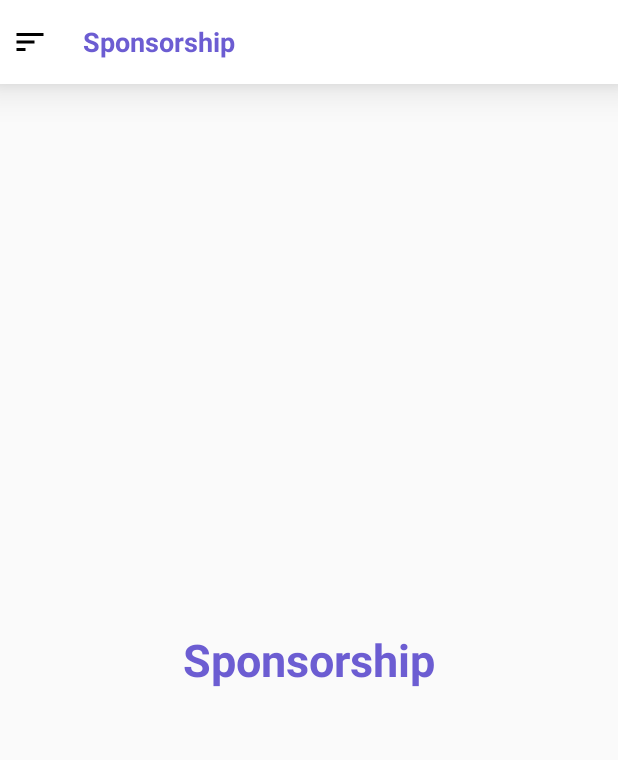
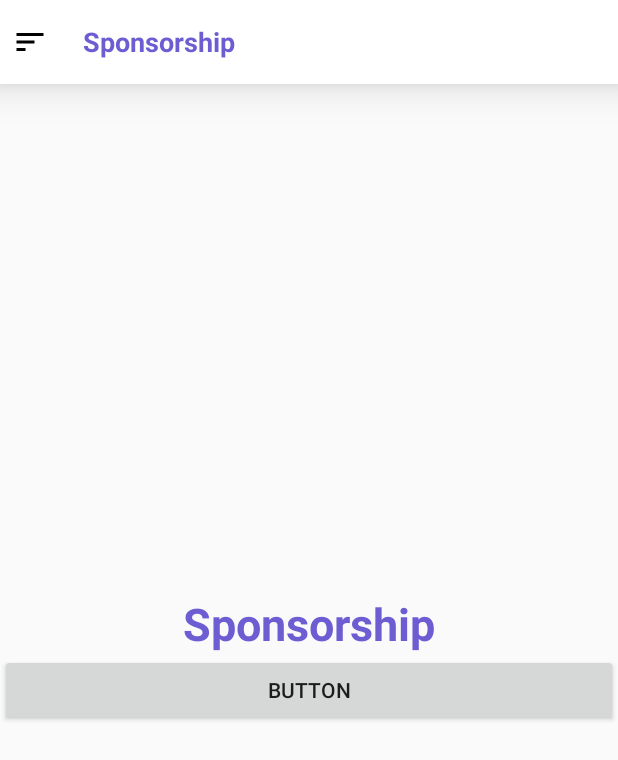
Before and after one commit to duytan177/Medicine_App, an Android app: the SponsorshipFragment screen opened directly, with no data from a screen before it, on a phone screen of 412 x 824 dp. Shown: the top 760 px of the screen. Run offline under Robolectric (Android 15) with nearby library versions, the phone set to English and light mode, and no system bars; our stand-ins replace navigation-ui.

Commit message:
fragment test

```diff
--- a/app/build.gradle
+++ b/app/build.gradle
@@ -55,4 +55,7 @@ dependencies {
 //    implementation "org.jetbrains.kotlin:kotlin-stdlib:$kotlin_version"
     implementation 'androidx.core:core-ktx:1.3.2'
 
+    implementation 'com.google.code.gson:gson:2.8.8'
+
+
 }
--- a/app/src/main/java/com/app/medicine/API/Api.kt
+++ b/app/src/main/java/com/app/medicine/API/Api.kt
@@ -1,17 +1,18 @@
 package com.app.medicine.API
 
 
-import com.app.medicine.Model.CityResponse
-import com.app.medicine.Model.RegisterRequest
+import com.app.medicine.Controller.CityResponse
+import com.app.medicine.Controller.RegisterRequest
 import com.app.medicine.Model.UserModel
-import com.app.medicine.Model.UserRequest
+import com.app.medicine.Controller.UserRequest
+import com.app.medicine.Model.SponsorshipModel
 import retrofit2.Call
+import retrofit2.Response
 import retrofit2.http.Body
 import retrofit2.http.GET
 import retrofit2.http.Headers
 
 import retrofit2.http.POST
-import java.util.Objects
 
 
 interface Api {
@@ -19,11 +20,13 @@ interface Api {
     @POST("/projectdemo/api/login")
     fun login(@Body userRequest: UserRequest) : Call<UserModel>
 
-
     @GET("projectdemo/register")
     fun getCities(): Call<MutableList<CityResponse>>
 
     @Headers("Content-type: application/json", "Connection: close", "Accept-Encoding: identity")
     @POST("/projectdemo/api/register")
     fun register(@Body registerRequest: RegisterRequest) : Call<UserModel>
+
+    @GET("projectdemo/api")
+    fun getSponsorship() : Call<MutableList<SponsorshipModel>>
 }
--- a/app/src/main/java/com/app/medicine/API/ServiceGenerator.kt
+++ b/app/src/main/java/com/app/medicine/API/ServiceGenerator.kt
@@ -12,14 +12,16 @@ import java.util.concurrent.TimeUnit
 object ServiceGenerator  {
     private val client = OkHttpClient.Builder().build()
 
-    private const val URL = "http://192.168.1.7:8080/"
+//    private const val URL = "http://192.168.1.7:8080/"
+
+    // Địa chỉ của Nam
+    private const val URL = "http://192.168.56.1:8080/"
     fun getInstance(): Retrofit {
         return Retrofit.Builder().baseUrl(URL)
             .addConverterFactory(GsonConverterFactory.create())
             .client(client)
             .build()
 
-
     }
 
 }
--- a/app/src/main/java/com/app/medicine/Auth/LoginActivity.kt
+++ b/app/src/main/java/com/app/medicine/Auth/LoginActivity.kt
@@ -12,7 +12,7 @@ import com.app.medicine.MainActivity
 import com.app.medicine.R
 import com.app.medicine.API.ServiceGenerator
 import com.app.medicine.Model.UserModel
-import com.app.medicine.Model.UserRequest
+import com.app.medicine.Controller.UserRequest
 import kotlinx.android.synthetic.main.activity_login.*
 import retrofit2.Call
 import retrofit2.Callback
--- a/app/src/main/java/com/app/medicine/Model/CityResponse.kt
+++ b/app/src/main/java/com/app/medicine/Controller/CityResponse.kt
@@ -1,4 +1,4 @@
-package com.app.medicine.Model
+package com.app.medicine.Controller
 
 import com.google.gson.annotations.Expose
 import com.google.gson.annotations.SerializedName
--- a/app/src/main/java/com/app/medicine/Model/RegisterRequest.kt
+++ b/app/src/main/java/com/app/medicine/Controller/RegisterRequest.kt
@@ -1,4 +1,4 @@
-package com.app.medicine.Model
+package com.app.medicine.Controller
 
 import com.google.gson.annotations.Expose
 import com.google.gson.annotations.SerializedName
--- a/app/src/main/java/com/app/medicine/Model/UserRequest.kt
+++ b/app/src/main/java/com/app/medicine/Controller/UserRequest.kt
@@ -1,4 +1,4 @@
-package com.app.medicine.Model
+package com.app.medicine.Controller
 
 import com.google.gson.annotations.Expose
 import com.google.gson.annotations.SerializedName
--- a/app/src/main/java/com/app/medicine/Model/UserModel.kt
+++ b/app/src/main/java/com/app/medicine/Model/UserModel.kt
@@ -7,6 +7,7 @@ class UserModel{
     @SerializedName("data")
     @Expose
     var data: User?= null
+
     class User{
 //        @SerializedName("email")
 //        @Expose
--- a/app/src/main/java/com/app/medicine/views/SponsorshipFragment.kt
+++ b/app/src/main/java/com/app/medicine/views/SponsorshipFragment.kt
@@ -1,20 +1,58 @@
 package com.app.medicine.views
 
 import android.os.Bundle
+import android.util.Log
 import androidx.fragment.app.Fragment
 import android.view.LayoutInflater
 import android.view.View
 import android.view.ViewGroup
+import com.app.medicine.API.Api
+import com.app.medicine.API.ServiceGenerator
+import com.app.medicine.Controller.CityResponse
+import com.app.medicine.Model.SponsorshipModel
 import com.app.medicine.R
+import kotlinx.android.synthetic.main.fragment_sponsorship.*
+import kotlinx.android.synthetic.main.fragment_sponsorship.view.*
+import retrofit2.Call
+import retrofit2.Response
+import javax.security.auth.callback.Callback
 
 class SponsorshipFragment : Fragment() {
+    private lateinit var api: Api
 
     override fun onCreateView(
         inflater: LayoutInflater, container: ViewGroup?,
         savedInstanceState: Bundle?
+
     ): View? {
         // Inflate the layout for this fragment
-        return inflater.inflate(R.layout.fragment_sponsorship, container, false)
+        val view = inflater.inflate(R.layout.fragment_sponsorship, container, false)
+
+        /* Trong Fragment phải khởi tạo view đã rồi mới code tiếp được */
+        api = ServiceGenerator.getInstance().create(Api::class.java)
+
+        view.buttontest.setOnClickListener() {
+            getSponsorship()
+        }
+        return view
+    }
+    private fun getSponsorship() {
+        val call = api.getSponsorship()
+        call.enqueue(object : retrofit2.Callback<MutableList<SponsorshipModel>>{
+            override fun onResponse(
+                call: Call<MutableList<SponsorshipModel>>,
+                response: Response<MutableList<SponsorshipModel>>
+            ) {
+                Log.i("Hihihihi", "${response.body().toString()}")
+
+            }
+
+            override fun onFailure(call: Call<MutableList<SponsorshipModel>>, t: Throwable) {
+                Log.e("error",t.message.toString())
+            }
+
+        })
     }
 
+
 }
--- a/app/src/main/res/layout/fragment_sponsorship.xml
+++ b/app/src/main/res/layout/fragment_sponsorship.xml
@@ -13,12 +13,19 @@
         android:layout_gravity="center">
 
         <TextView
+            android:id="@+id/txtSponsorship"
             android:text="Sponsorship"
             android:textStyle="bold"
             android:textSize="30sp"
             android:textColor="@color/main_color"
             android:layout_width="wrap_content"
             android:layout_height="wrap_content" />
+
+        <Button
+            android:id="@+id/buttontest"
+            android:layout_width="match_parent"
+            android:layout_height="wrap_content"
+            android:text="Button" />
     </LinearLayout>
 
 </FrameLayout>
```
Also changed, not shown: app/src/main/java/com/app/medicine/API/BaseResponse.kt (added, +8 -0 lines), app/src/main/java/com/app/medicine/Auth/RegisterActivity.kt (+3 -10 lines), app/src/main/java/com/app/medicine/Model/SponsorshipModel.kt (added, +10 -0 lines).
